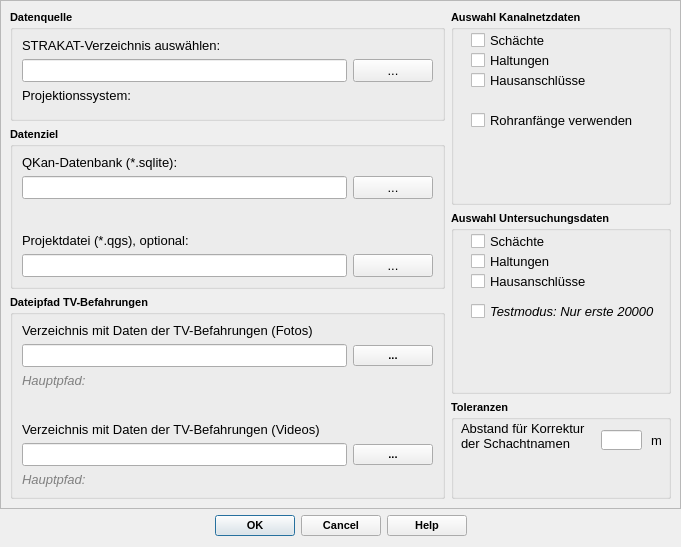
This is qkan/strakatporter/res/strakat_import_dialog_base.ui in hoettges/QKan as Qt 5 draws it before an edit. The edited form follows.
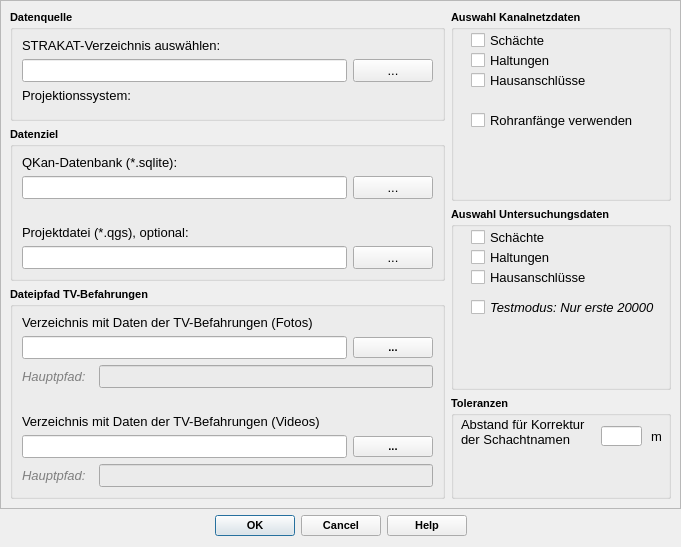
This is the edited form. Icons and pictures are not drawn. Custom widgets are drawn as their Qt base class.

```diff
--- a/qkan/strakatporter/res/strakat_import_dialog_base.ui
+++ b/qkan/strakatporter/res/strakat_import_dialog_base.ui
@@ -735,7 +735,15 @@
            </layout>
           </item>
           <item>
+           <layout class="QHBoxLayout" name="horizontalLayout_9">
+            <item>
            <widget class="QLabel" name="lf_rootFotos">
+              <property name="minimumSize">
+               <size>
+                <width>71</width>
+                <height>0</height>
+               </size>
+              </property>
             <property name="font">
              <font>
               <family>Tahoma</family>
@@ -752,7 +760,7 @@
              <string>Hauptpfad zu den Verzeichnissen mit allen Fotos. Bearbeitung über QKan-Menü &quot;Optionen&quot;</string>
             </property>
             <property name="styleSheet">
-             <string notr="true">color: rgb(128, 128, 128);</string>
+               <string notr="true">color: rgb(127, 127, 127);</string>
             </property>
             <property name="text">
              <string>Hauptpfad: </string>
@@ -761,6 +769,37 @@
              <set>Qt::AlignLeading|Qt::AlignLeft|Qt::AlignVCenter</set>
             </property>
            </widget>
+            </item>
+            <item>
+             <widget class="QLineEdit" name="tf_rootFotos">
+              <property name="font">
+               <font>
+                <family>Tahoma</family>
+                <pointsize>10</pointsize>
+                <weight>50</weight>
+                <italic>true</italic>
+                <bold>false</bold>
+               </font>
+              </property>
+              <property name="toolTip">
+               <string>&lt;html&gt;&lt;head/&gt;&lt;body&gt;&lt;p&gt;Vollständiger Pfad zu den Videos der TV-Befahrungen. In der Datenbank wird nur der Teil relativ zum Hauptpfad gespeichert.&lt;/p&gt;&lt;/body&gt;&lt;/html&gt;</string>
+              </property>
+              <property name="statusTip">
+               <string>Pfad zu den Videos</string>
+              </property>
+              <property name="autoFillBackground">
+               <bool>false</bool>
+              </property>
+              <property name="styleSheet">
+               <string notr="true">color: rgb(127, 127, 127);
+background-color: rgb(235, 235, 235);</string>
+              </property>
+              <property name="alignment">
+               <set>Qt::AlignRight|Qt::AlignTrailing|Qt::AlignVCenter</set>
+              </property>
+             </widget>
+            </item>
+           </layout>
           </item>
           <item>
            <spacer name="verticalSpacer">
@@ -832,7 +871,15 @@
            </layout>
           </item>
           <item>
+           <layout class="QHBoxLayout" name="horizontalLayout_10">
+            <item>
            <widget class="QLabel" name="lf_rootVideos">
+              <property name="minimumSize">
+               <size>
+                <width>71</width>
+                <height>0</height>
+               </size>
+              </property>
             <property name="font">
              <font>
               <family>Tahoma</family>
@@ -849,7 +896,7 @@
              <string>Hauptpfad zu den Verzeichnissen mit allen Fotos. Bearbeitung über QKan-Menü &quot;Optionen&quot;</string>
             </property>
             <property name="styleSheet">
-             <string notr="true">color: rgb(128, 128, 128);</string>
+               <string notr="true">color: rgb(127, 127, 127);</string>
             </property>
             <property name="text">
              <string>Hauptpfad: </string>
@@ -858,6 +905,34 @@
              <set>Qt::AlignLeading|Qt::AlignLeft|Qt::AlignVCenter</set>
             </property>
            </widget>
+            </item>
+            <item>
+             <widget class="QLineEdit" name="tf_rootVideos">
+              <property name="font">
+               <font>
+                <family>Tahoma</family>
+                <pointsize>10</pointsize>
+                <weight>50</weight>
+                <italic>true</italic>
+                <bold>false</bold>
+               </font>
+              </property>
+              <property name="toolTip">
+               <string>&lt;html&gt;&lt;head/&gt;&lt;body&gt;&lt;p&gt;Vollständiger Pfad zu den Videos der TV-Befahrungen. In der Datenbank wird nur der Teil relativ zum Hauptpfad gespeichert.&lt;/p&gt;&lt;/body&gt;&lt;/html&gt;</string>
+              </property>
+              <property name="statusTip">
+               <string>Pfad zu den Videos</string>
+              </property>
+              <property name="styleSheet">
+               <string notr="true">color: rgb(127, 127, 127);
+background-color: rgb(235, 235, 235);</string>
+              </property>
+              <property name="alignment">
+               <set>Qt::AlignRight|Qt::AlignTrailing|Qt::AlignVCenter</set>
+              </property>
+             </widget>
+            </item>
+           </layout>
           </item>
          </layout>
         </widget>
```
Lines whose indentation alone changed are shown as unchanged.
